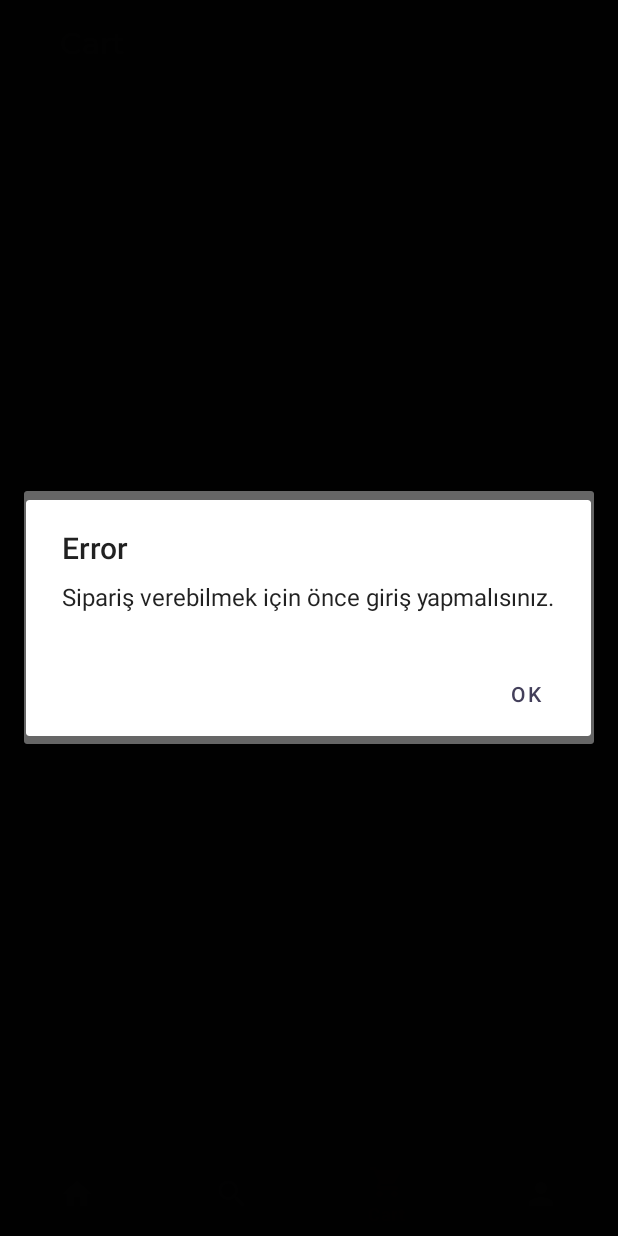
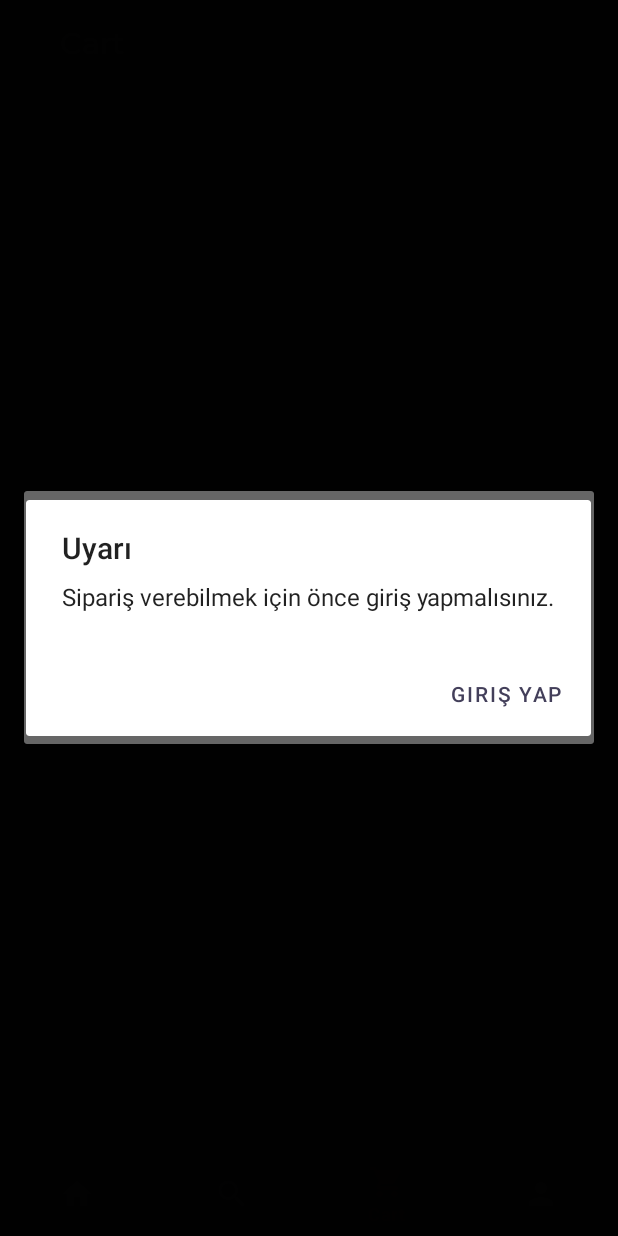
Before and after one commit to Yemeksepeti-Mobil-Android-Bootcamp/yemeksepeti-finalproject-iremcelikbilek, an Android app: the HistoryFragment screen opened through its navigation route, item 3 of the bottom bar chosen, on a phone screen of 412 x 824 dp. Run offline under Robolectric (Android 15) with nearby library versions, the phone set to English and light mode, and no system bars; our stand-ins replace Dagger/Hilt's generated code, navigation-ui; libraries missing offline, so code that uses them is left out: androidx.viewbinding; pictures from the network do not load; 1 statement that could not run was skipped.

Commit message:
Add dialog

```diff
--- a/app/src/main/java/com/iremcelikbilek/yemeksepetiapp/ui/cart/CartFragment.kt
+++ b/app/src/main/java/com/iremcelikbilek/yemeksepetiapp/ui/cart/CartFragment.kt
@@ -42,7 +42,9 @@ class CartFragment : Fragment() {
         initViews()
 
         if(viewModel.getToken() == "") {
-            showAlert("Sipariş verebilmek için önce giriş yapmalısınız.")
+            showCustomAlert("Uyarı","Sipariş verebilmek için önce giriş yapmalısınız.", "Giriş Yap", navigate = {
+                findNavController().navigate(CartFragmentDirections.actionCartFragmentToProfileFragment())
+            })
         } else {
             observeCart()
             cartAdapterListener()
--- a/app/src/main/java/com/iremcelikbilek/yemeksepetiapp/utils/Extension.kt
+++ b/app/src/main/java/com/iremcelikbilek/yemeksepetiapp/utils/Extension.kt
@@ -24,6 +24,17 @@ fun Fragment.showAlert(message: String?) {
         }.show()
 }
 
+fun Fragment.showCustomAlert(title: String?, message: String?, buttonTitle: String?, navigate: () -> Unit) {
+    AlertDialog.Builder(context)
+        .setTitle(title)
+        .setMessage(message)
+        .setCancelable(false)
+        .setPositiveButton(buttonTitle) { dialog, button ->
+            navigate()
+            dialog.dismiss()
+        }.show()
+}
+
 fun ImageView.loadFromUrl(imageUrl: String) {
     Glide.with(this).load(imageUrl).placeholder(R.drawable.loading).error(R.drawable.not_found).into(this)
 }
--- a/app/src/main/res/navigation/home_graph.xml
+++ b/app/src/main/res/navigation/home_graph.xml
@@ -94,6 +94,9 @@
         <action
             android:id="@+id/action_cartFragment_to_homeFragment"
             app:destination="@id/homeFragment" />
+        <action
+            android:id="@+id/action_cartFragment_to_profileFragment"
+            app:destination="@id/profileFragment" />
     </fragment>
     <fragment
         android:id="@+id/historyFragment"
```
